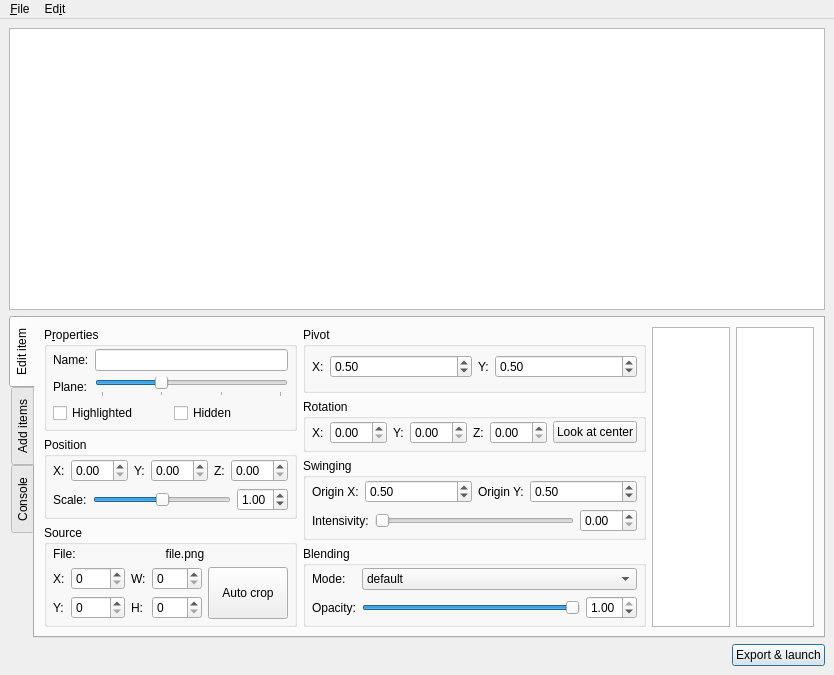
First picture: the form in editor.ui, repository dos1/rumina-editor, before the edit.
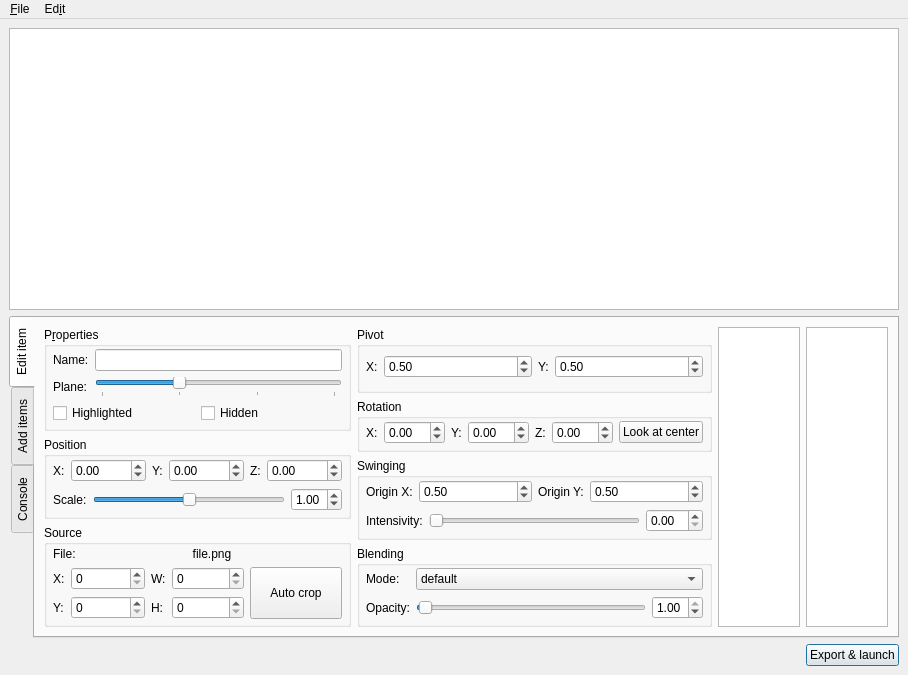
Second picture: the form after the edit. Icons and pictures are not drawn. Custom widgets are drawn as their Qt base class.

The edit to the form file:
```diff
--- a/editor.ui
+++ b/editor.ui
@@ -6,7 +6,7 @@
    <rect>
     <x>0</x>
     <y>0</y>
-    <width>834</width>
+    <width>908</width>
     <height>675</height>
    </rect>
   </property>
@@ -112,16 +112,19 @@
                  <item row="1" column="1">
                   <widget class="QSlider" name="horizontalSlider">
                    <property name="minimum">
-                    <number>1</number>
+                    <number>0</number>
                    </property>
                    <property name="maximum">
-                    <number>4</number>
+                    <number>3</number>
                    </property>
                    <property name="pageStep">
                     <number>1</number>
                    </property>
+                   <property name="value">
+                    <number>1</number>
+                   </property>
                    <property name="sliderPosition">
-                    <number>2</number>
+                    <number>1</number>
                    </property>
                    <property name="orientation">
                     <enum>Qt::Horizontal</enum>
@@ -200,6 +203,12 @@
                        <verstretch>0</verstretch>
                       </sizepolicy>
                      </property>
+                     <property name="minimum">
+                      <double>-9999.000000000000000</double>
+                     </property>
+                     <property name="maximum">
+                      <double>9999.000000000000000</double>
+                     </property>
                     </widget>
                    </item>
                   </layout>
@@ -221,6 +230,12 @@
                        <verstretch>0</verstretch>
                       </sizepolicy>
                      </property>
+                     <property name="minimum">
+                      <double>-9999.000000000000000</double>
+                     </property>
+                     <property name="maximum">
+                      <double>9999.000000000000000</double>
+                     </property>
                     </widget>
                    </item>
                   </layout>
@@ -242,6 +257,12 @@
                        <verstretch>0</verstretch>
                       </sizepolicy>
                      </property>
+                     <property name="minimum">
+                      <double>-9999.000000000000000</double>
+                     </property>
+                     <property name="maximum">
+                      <double>9999.000000000000000</double>
+                     </property>
                     </widget>
                    </item>
                   </layout>
@@ -359,6 +380,9 @@
                        <verstretch>0</verstretch>
                       </sizepolicy>
                      </property>
+                     <property name="maximum">
+                      <number>9999</number>
+                     </property>
                     </widget>
                    </item>
                    <item row="1" column="0">
@@ -376,6 +400,9 @@
                        <verstretch>0</verstretch>
                       </sizepolicy>
                      </property>
+                     <property name="maximum">
+                      <number>9999</number>
+                     </property>
                     </widget>
                    </item>
                   </layout>
@@ -397,6 +424,9 @@
                        <verstretch>0</verstretch>
                       </sizepolicy>
                      </property>
+                     <property name="maximum">
+                      <number>9999</number>
+                     </property>
                     </widget>
                    </item>
                    <item row="0" column="0">
@@ -414,6 +444,9 @@
                        <verstretch>0</verstretch>
                       </sizepolicy>
                      </property>
+                     <property name="maximum">
+                      <number>9999</number>
+                     </property>
                     </widget>
                    </item>
                   </layout>
@@ -563,7 +596,11 @@
                       </widget>
                      </item>
                      <item>
-                      <widget class="QDoubleSpinBox" name="rx"/>
+                      <widget class="QDoubleSpinBox" name="rx">
+                       <property name="minimum">
+                        <double>-99.989999999999995</double>
+                       </property>
+                      </widget>
                      </item>
                     </layout>
                    </item>
@@ -577,7 +614,11 @@
                       </widget>
                      </item>
                      <item>
-                      <widget class="QDoubleSpinBox" name="ry"/>
+                      <widget class="QDoubleSpinBox" name="ry">
+                       <property name="minimum">
+                        <double>-99.989999999999995</double>
+                       </property>
+                      </widget>
                      </item>
                     </layout>
                    </item>
@@ -591,7 +632,11 @@
                       </widget>
                      </item>
                      <item>
-                      <widget class="QDoubleSpinBox" name="rz"/>
+                      <widget class="QDoubleSpinBox" name="rz">
+                       <property name="minimum">
+                        <double>-99.989999999999995</double>
+                       </property>
+                      </widget>
                      </item>
                     </layout>
                    </item>
@@ -708,6 +753,9 @@
                     <layout class="QHBoxLayout" name="horizontalLayout_22">
                      <item>
                       <widget class="QSlider" name="intensity">
+                       <property name="maximum">
+                        <number>100</number>
+                       </property>
                        <property name="orientation">
                         <enum>Qt::Horizontal</enum>
                        </property>
@@ -778,7 +826,7 @@
                       <number>100</number>
                      </property>
                      <property name="value">
-                      <number>100</number>
+                      <number>1</number>
                      </property>
                      <property name="orientation">
                       <enum>Qt::Horizontal</enum>
@@ -1014,7 +1062,7 @@
     <rect>
      <x>0</x>
      <y>0</y>
-     <width>834</width>
+     <width>908</width>
      <height>28</height>
     </rect>
    </property>
```
Left out of the diff: 26 changed lines with no effect on the pictures.
